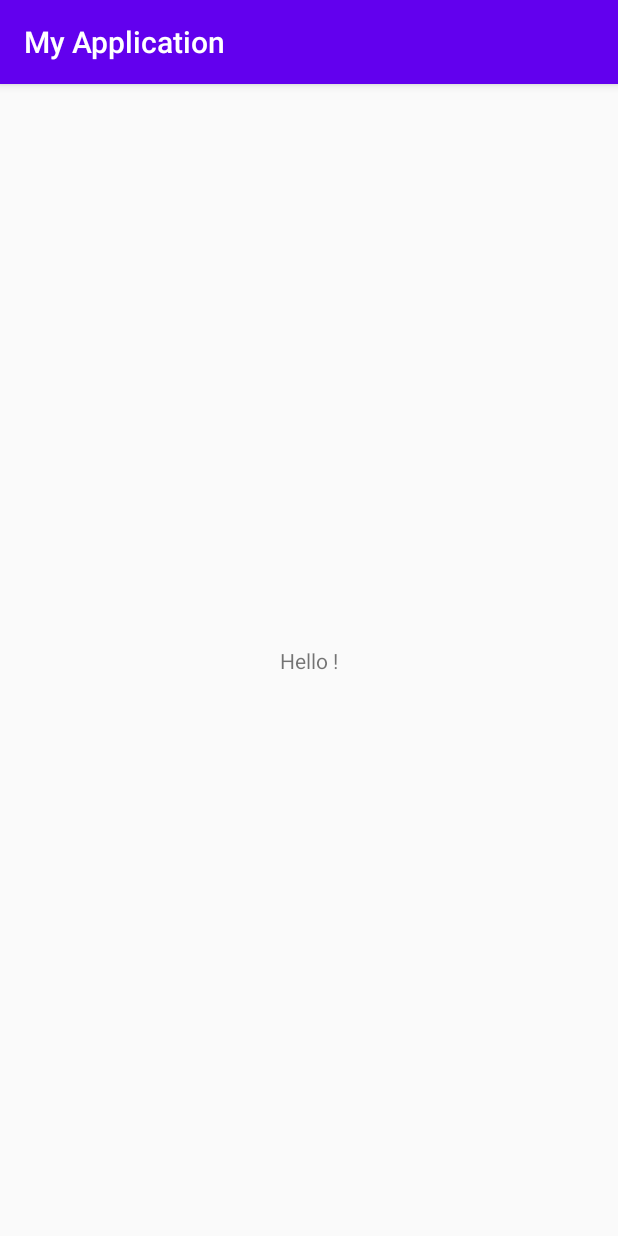
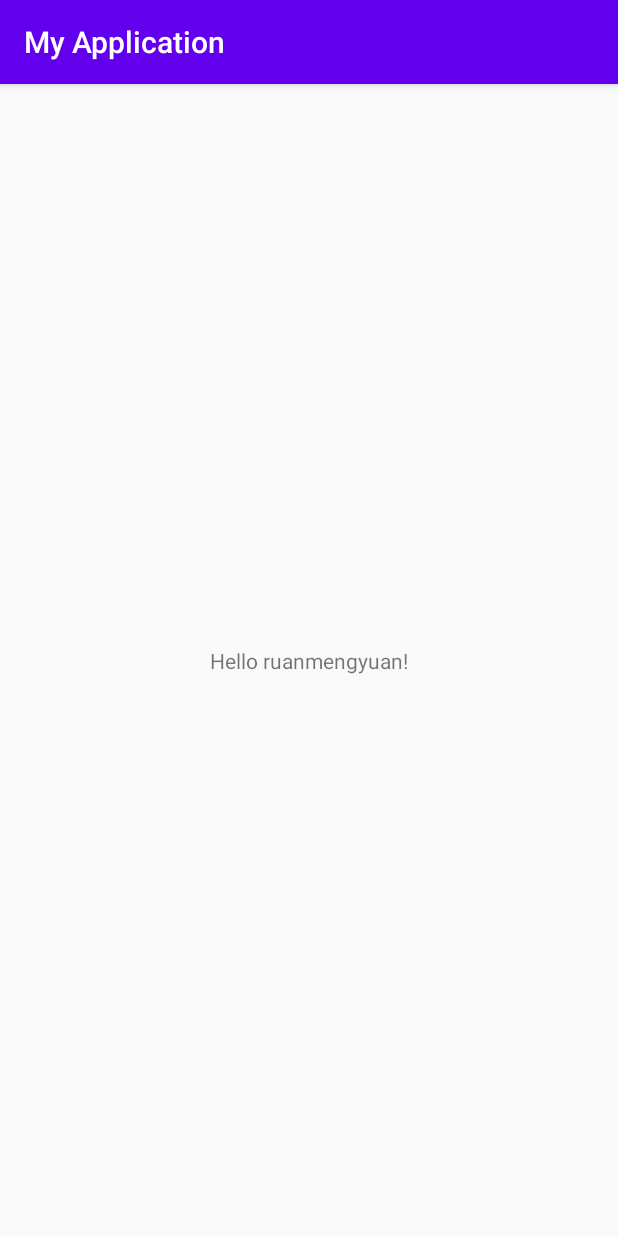
Before and after one commit to ruanmengyuan/MyApplication3, an Android app: the screen it shows after launch (MainActivity), on a phone screen of 412 x 824 dp. Run offline under Robolectric (Android 15) with nearby library versions, the phone set to English and light mode, and no system bars.

Commit message:
改了代码

```diff
--- a/MyApplication2/app/src/main/res/layout/activity_main.xml
+++ b/MyApplication2/app/src/main/res/layout/activity_main.xml
@@ -9,7 +9,7 @@
     <TextView
         android:layout_width="wrap_content"
         android:layout_height="wrap_content"
-        android:text="Hello !"
+        android:text="Hello ruanmengyuan!"
         app:layout_constraintBottom_toBottomOf="parent"
         app:layout_constraintLeft_toLeftOf="parent"
         app:layout_constraintRight_toRightOf="parent"
```
